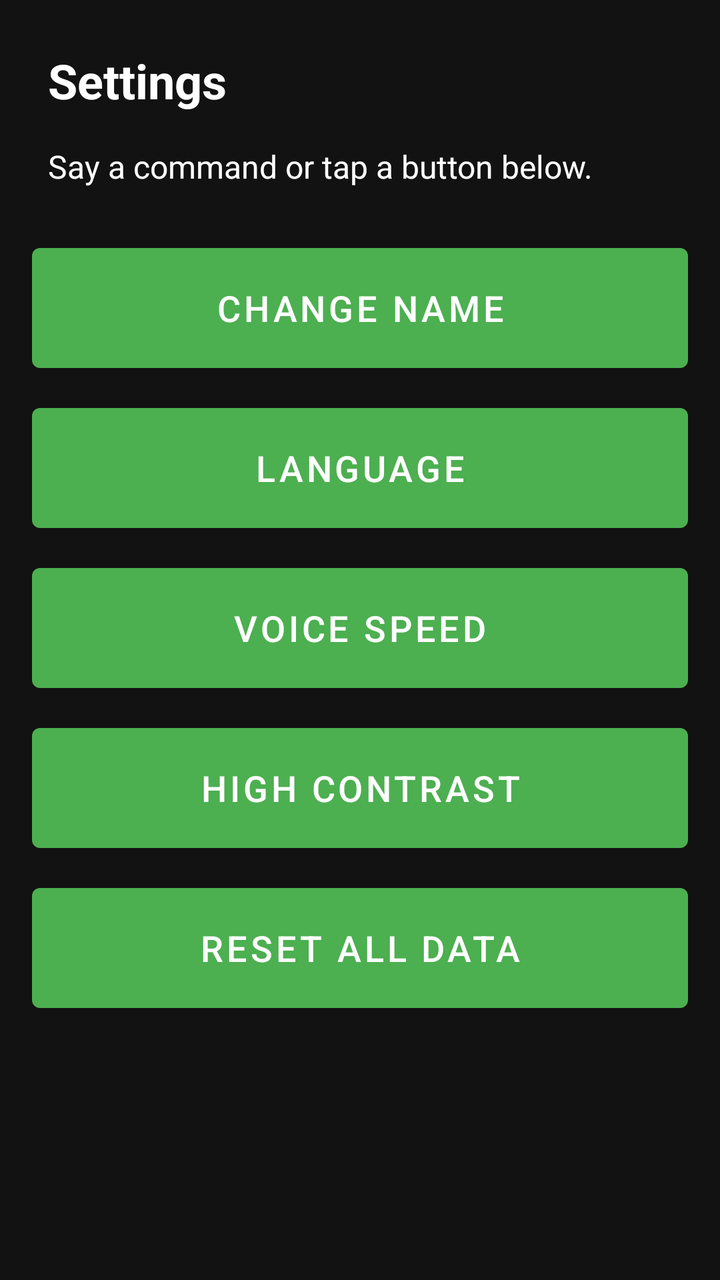
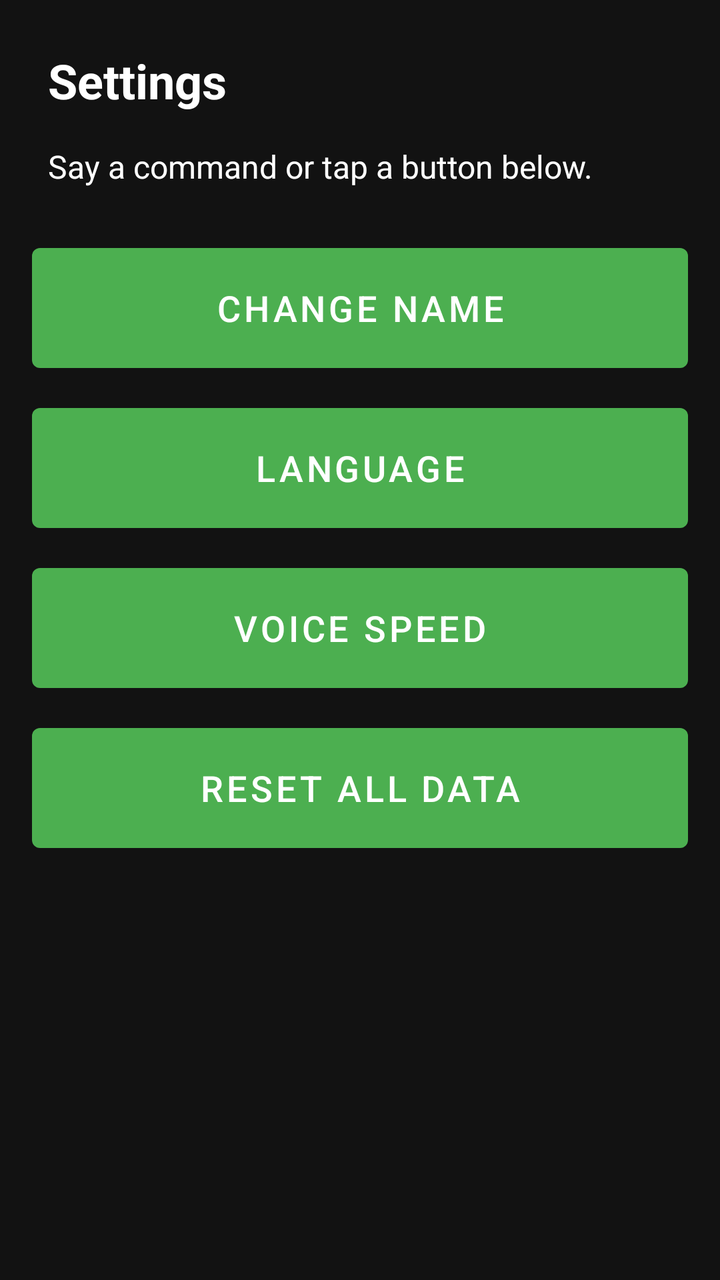

The first picture is an Android layout as it rendered before a commit; the second is the same layout after the commit. The layout source and the unified diff follow.
<!-- AndroidManifest.xml: application theme Theme.SmartSight -->
<!-- res/layout/activity_settings.xml -->
<?xml version="1.0" encoding="utf-8"?>

<ScrollView xmlns:android="http://schemas.android.com/apk/res/android"
    android:layout_width="match_parent"
    android:layout_height="match_parent"
    android:background="@color/backgroundColor">

    <LinearLayout
        android:layout_width="match_parent"
        android:layout_height="wrap_content"
        android:orientation="vertical"
        android:padding="16dp">

        <TextView
            android:layout_width="match_parent"
            android:layout_height="wrap_content"
            android:text="@string/settings_title"
            android:textSize="24sp"
            android:textStyle="bold"
            android:textColor="@color/primaryTextColor"
            android:padding="8dp"
            android:contentDescription="@string/settings_title" />

        <TextView
            android:id="@+id/txtStatus"
            android:layout_width="match_parent"
            android:layout_height="wrap_content"
            android:text="@string/settings_status_default"
            android:textSize="16sp"
            android:textColor="@color/primaryTextColor"
            android:padding="8dp"
            android:layout_marginBottom="16dp" />

        <Button
            android:id="@+id/btnChangeName"
            android:layout_width="match_parent"
            android:layout_height="72dp"
            android:text="@string/btn_change_name"
            android:textSize="18sp"
            android:layout_marginBottom="8dp"
            android:contentDescription="@string/btn_change_name_description" />

        <Button
            android:id="@+id/btnLanguage"
            android:layout_width="match_parent"
            android:layout_height="72dp"
            android:text="@string/btn_language"
            android:textSize="18sp"
            android:layout_marginBottom="8dp"
            android:contentDescription="@string/btn_language_description" />

        <Button
            android:id="@+id/btnVoiceSpeed"
            android:layout_width="match_parent"
            android:layout_height="72dp"
            android:text="@string/btn_voice_speed"
            android:textSize="18sp"
            android:layout_marginBottom="8dp"
            android:contentDescription="@string/btn_voice_speed_description" />

        <Button
            android:id="@+id/btnHighContrast"
            android:layout_width="match_parent"
            android:layout_height="72dp"
            android:text="@string/btn_high_contrast"
            android:textSize="18sp"
            android:layout_marginBottom="8dp"
            android:contentDescription="@string/btn_high_contrast_description" />

        <Button
            android:id="@+id/btnResetData"
            android:layout_width="match_parent"
            android:layout_height="72dp"
            android:text="@string/btn_reset_data"
            android:textSize="18sp"
            android:layout_marginBottom="8dp"
            android:contentDescription="@string/btn_reset_data_description" />

    </LinearLayout>
</ScrollView>
<!-- resources referenced by this layout -->
<resources>
  <color name="backgroundColor">#121212</color>
  <color name="primaryTextColor">#FFFFFF</color>
  <string name="btn_change_name">Change Name</string>
  <string name="btn_change_name_description">Change user name.</string>
  <string name="btn_high_contrast">High Contrast</string>
  <string name="btn_high_contrast_description">Toggle high contrast mode.</string>
  <string name="btn_language">Language</string>
  <string name="btn_language_description">Change app language.</string>
  <string name="btn_reset_data">Reset All Data</string>
  <string name="btn_reset_data_description">Reset all saved data.</string>
  <string name="btn_voice_speed">Voice Speed</string>
  <string name="btn_voice_speed_description">Adjust voice speed.</string>
  <string name="settings_status_default">Say a command or tap a button below.</string>
  <string name="settings_title">Settings</string>
  <style name="Theme.SmartSight" parent="Theme.MaterialComponents.DayNight.NoActionBar">
          
          <item name="colorPrimary">@color/primaryButtonColor</item>
          <item name="colorPrimaryVariant">@color/secondaryButtonColor</item>
          <item name="colorOnPrimary">@color/buttonTextColor</item>
  
          
          <item name="colorSecondary">@color/tertiaryButtonColor</item>
          <item name="colorSecondaryVariant">@color/secondaryButtonColor</item>
          <item name="colorOnSecondary">@color/buttonTextColor</item>
  
          
          <item name="android:colorBackground">@color/backgroundColor</item>
          <item name="colorSurface">@color/cardColor</item>
          <item name="colorOnSurface">@color/primaryTextColor</item>
  
          
          <item name="android:statusBarColor">@color/backgroundColor</item>
          <item name="android:navigationBarColor">@color/backgroundColor</item>
      </style>
  <color name="primaryButtonColor">#4CAF50</color>
  <color name="secondaryButtonColor">#2196F3</color>
  <color name="buttonTextColor">#FFFFFF</color>
  <color name="tertiaryButtonColor">#FF9800</color>
  <color name="cardColor">#1E1E1E</color>
</resources>

<!-- the commit's change to res/layout/activity_settings.xml (unified diff, before → after) -->
@@ -1,10 +1,4 @@
-<?xml version="1.0" encoding="utf-8"?>
-
-<ScrollView xmlns:android="http://schemas.android.com/apk/res/android"
-    android:layout_width="match_parent"
-    android:layout_height="match_parent"
-    android:background="@color/backgroundColor">
-
+<ScrollView xmlns:android="http://schemas.android.com/apk/res/android" android:layout_width="match_parent" android:layout_height="match_parent" android:background="@color/backgroundColor">
     <LinearLayout
         android:layout_width="match_parent"
         android:layout_height="wrap_content"
@@ -19,62 +13,59 @@
             android:textStyle="bold"
             android:textColor="@color/primaryTextColor"
             android:padding="8dp"
-            android:contentDescription="@string/settings_title" />
+            android:focusable="false"
+            android:importantForAccessibility="no"/>
 
         <TextView
             android:id="@+id/txtStatus"
-            android:layout_width="match_parent"
-            android:layout_height="wrap_content"
-            android:text="@string/settings_status_default"
-            android:textSize="16sp"
-            android:textColor="@color/primaryTextColor"
-            android:padding="8dp"
-            android:layout_marginBottom="16dp" />
-
-        <Button
-            android:id="@+id/btnChangeName"
-            android:layout_width="match_parent"
-            android:layout_height="72dp"
-            android:text="@string/btn_change_name"
-            android:textSize="18sp"
-            android:layout_marginBottom="8dp"
-            android:contentDescription="@string/btn_change_name_description" />
-
-        <Button
-            android:id="@+id/btnLanguage"
-            android:layout_width="match_parent"
-            android:layout_height="72dp"
-            android:text="@string/btn_language"
-            android:textSize="18sp"
-            android:layout_marginBottom="8dp"
-            android:contentDescription="@string/btn_language_description" />
-
-        <Button
-            android:id="@+id/btnVoiceSpeed"
-            android:layout_width="match_parent"
-            android:layout_height="72dp"
-            android:text="@string/btn_voice_speed"
-            android:textSize="18sp"
-            android:layout_marginBottom="8dp"
-            android:contentDescription="@string/btn_voice_speed_description" />
-
-        <Button
-            android:id="@+id/btnHighContrast"
-            android:layout_width="match_parent"
-            android:layout_height="72dp"
-            android:text="@string/btn_high_contrast"
-            android:textSize="18sp"
-            android:layout_marginBottom="8dp"
-            android:contentDescription="@string/btn_high_contrast_description" />
-
-        <Button
-            android:id="@+id/btnResetData"
-            android:layout_width="match_parent"
-            android:layout_height="72dp"
-            android:text="@string/btn_reset_data"
-            android:textSize="18sp"
-            android:layout_marginBottom="8dp"
-            android:contentDescription="@string/btn_reset_data_description" />
-
+            android:layout_width="match_parent" 
+            android:layout_height="wrap_content" 
+            android:text="@string/settings_status_default" 
+            android:textSize="16sp" 
+            android:textColor="@color/primaryTextColor" 
+            android:padding="8dp" 
+            android:layout_marginBottom="16dp" 
+            android:focusable="false" 
+            android:importantForAccessibility="no"/>
+        
+        <Button 
+            android:id="@+id/btnChangeName" 
+            android:layout_width="match_parent" 
+            android:layout_height="72dp" 
+            android:text="@string/btn_change_name" 
+            android:textSize="18sp" 
+            android:layout_marginBottom="8dp" 
+            android:focusable="true" 
+            android:clickable="true"/>
+        
+        <Button 
+            android:id="@+id/btnLanguage" 
+            android:layout_width="match_parent" 
+            android:layout_height="72dp" 
+            android:text="@string/btn_language" 
+            android:textSize="18sp" 
+            android:layout_marginBottom="8dp" 
+            android:focusable="true" 
+            android:clickable="true"/>
+        
+        <Button 
+            android:id="@+id/btnVoiceSpeed" 
+            android:layout_width="match_parent" 
+            android:layout_height="72dp" 
+            android:text="@string/btn_voice_speed" 
+            android:textSize="18sp" 
+            android:layout_marginBottom="8dp" 
+            android:focusable="true" 
+            android:clickable="true"/>
+        
+        <Button 
+            android:id="@+id/btnResetData" 
+            android:layout_width="match_parent" 
+            android:layout_height="72dp" 
+            android:text="@string/btn_reset_data" 
+            android:textSize="18sp" 
+            android:layout_marginBottom="8dp" 
+            android:focusable="true" 
+            android:clickable="true"/>
     </LinearLayout>
 </ScrollView>
<!-- resource entries referenced after the edit -->
@@ -3,15 +3,9 @@
   <color name="backgroundColor">#121212</color>
   <color name="primaryTextColor">#FFFFFF</color>
   <string name="btn_change_name">Change Name</string>
-  <string name="btn_change_name_description">Change user name.</string>
-  <string name="btn_high_contrast">High Contrast</string>
-  <string name="btn_high_contrast_description">Toggle high contrast mode.</string>
   <string name="btn_language">Language</string>
-  <string name="btn_language_description">Change app language.</string>
   <string name="btn_reset_data">Reset All Data</string>
-  <string name="btn_reset_data_description">Reset all saved data.</string>
   <string name="btn_voice_speed">Voice Speed</string>
-  <string name="btn_voice_speed_description">Adjust voice speed.</string>
   <string name="settings_status_default">Say a command or tap a button below.</string>
   <string name="settings_title">Settings</string>
   <style name="Theme.SmartSight" parent="Theme.MaterialComponents.DayNight.NoActionBar">
